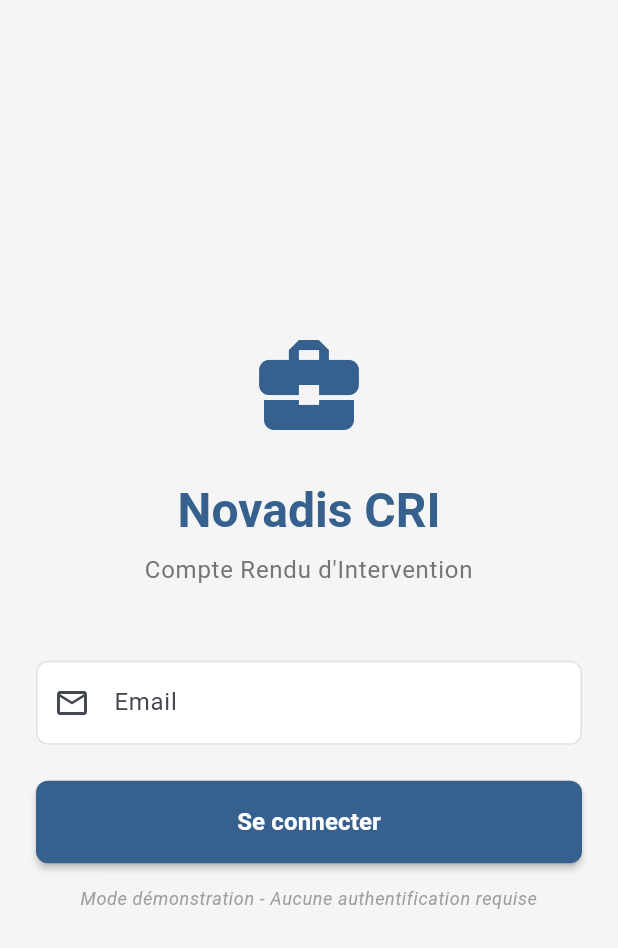
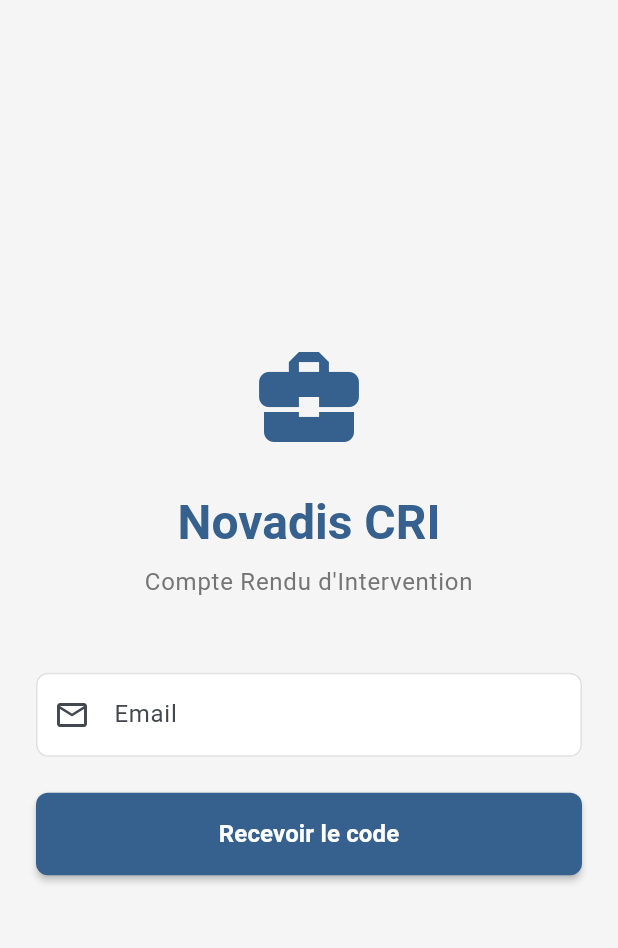
Before and after one commit to DASHNOV/CRI-Novadis3.0, a Flutter app: the screen it shows after launch, on a phone screen of 412 x 824 dp. Shown: the top 948 px of the screen. Run offline on Flutter 3.47's test engine with Material 3 defaults, Android fonts, the phone set to English and light mode, and no system bars; our stand-ins replace dio, drift, fl_chart, flutter_form_builder, flutter_hooks, flutter_riverpod and 7 more; accounts and stored records are empty.

Commit message:
add code login logic

```diff
--- /dev/null
+++ b/frontend/devtools_options.yaml
@@ -0,0 +1,3 @@
+description: This file stores settings for Dart & Flutter DevTools.
+documentation: https://docs.flutter.dev/tools/devtools/extensions#configure-extension-enablement-states
+extensions:
--- a/frontend/lib/features/auth/login_screen.dart
+++ b/frontend/lib/features/auth/login_screen.dart
@@ -1,20 +1,24 @@
 import 'package:flutter/material.dart';
 import 'package:flutter_hooks/flutter_hooks.dart';
+import 'package:hooks_riverpod/hooks_riverpod.dart';
 import 'package:go_router/go_router.dart';
 import 'package:novadis_cri/core/config/app_router.dart';
+import 'package:novadis_cri/features/auth/data/auth_service.dart';
 
 /// Écran de connexion
-/// Authentification mock avec navigation vers le dashboard
-class LoginScreen extends HookWidget {
+/// Authentification réelle via API REST (Email + Code)
+class LoginScreen extends HookConsumerWidget {
   const LoginScreen({super.key});
 
   @override
-  Widget build(BuildContext context) {
+  Widget build(BuildContext context, WidgetRef ref) {
     final emailController = useTextEditingController();
+    final codeController = useTextEditingController();
     final isLoading = useState(false);
+    final isCodeSent = useState(false);
 
-    void handleLogin() async {
-      // Validation simple
+    // Fonction pour gérer l'envoi du code (Étape 1)
+    Future<void> handleLogin() async {
       if (emailController.text.isEmpty) {
         ScaffoldMessenger.of(context).showSnackBar(
           const SnackBar(
@@ -25,14 +29,60 @@ class LoginScreen extends HookWidget {
         return;
       }
 
-      // Simule une connexion
       isLoading.value = true;
-      await Future.delayed(const Duration(seconds: 1));
+      try {
+        await ref.read(authServiceProvider).login(emailController.text);
+        isCodeSent.value = true;
+
+        if (context.mounted) {
+          ScaffoldMessenger.of(context).showSnackBar(
+            const SnackBar(
+              content: Text('Code envoyé ! Vérifiez vos emails'),
+              backgroundColor: Colors.green,
+            ),
+          );
+        }
+      } catch (e) {
+        if (context.mounted) {
+          ScaffoldMessenger.of(context).showSnackBar(
+            SnackBar(content: Text(e.toString()), backgroundColor: Colors.red),
+          );
+        }
+      } finally {
         isLoading.value = false;
+      }
+    }
+
+    // Fonction pour valider le code (Étape 2)
+    Future<void> handleVerify() async {
+      if (codeController.text.isEmpty || codeController.text.length != 6) {
+        ScaffoldMessenger.of(context).showSnackBar(
+          const SnackBar(
+            content: Text('Veuillez entrer le code à 6 chiffres'),
+            backgroundColor: Colors.red,
+          ),
+        );
+        return;
+      }
+
+      isLoading.value = true;
+      try {
+        await ref
+            .read(authServiceProvider)
+            .verifyCode(emailController.text, codeController.text);
 
         if (context.mounted) {
           // Navigation vers la page d'accueil
           context.go(AppRouter.home);
+        }
+      } catch (e) {
+        if (context.mounted) {
+          ScaffoldMessenger.of(context).showSnackBar(
+            SnackBar(content: Text(e.toString()), backgroundColor: Colors.red),
+          );
+        }
+      } finally {
+        isLoading.value = false;
       }
     }
 
@@ -53,7 +103,7 @@ class LoginScreen extends HookWidget {
                 ),
                 const SizedBox(height: 24),
                 Text(
-                  'Novadis CRI',
+                  isCodeSent.value ? 'Vérification' : 'Novadis CRI',
                   style: Theme.of(context).textTheme.headlineLarge?.copyWith(
                     fontWeight: FontWeight.bold,
                     color: Theme.of(context).colorScheme.primary,
@@ -62,7 +112,9 @@ class LoginScreen extends HookWidget {
                 ),
                 const SizedBox(height: 8),
                 Text(
-                  'Compte Rendu d\'Intervention',
+                  isCodeSent.value
+                      ? 'Entrez le code envoyé à ${emailController.text}'
+                      : 'Compte Rendu d\'Intervention',
                   style: Theme.of(
                     context,
                   ).textTheme.bodyLarge?.copyWith(color: Colors.grey[600]),
@@ -70,27 +122,31 @@ class LoginScreen extends HookWidget {
                 ),
                 const SizedBox(height: 48),
 
-                // Champ Email
+                if (!isCodeSent.value) ...[
+                  // ÉTAPE 1 : EMAIL
                   TextField(
                     controller: emailController,
                     decoration: const InputDecoration(
                       labelText: 'Email',
                       hintText: 'exemple@novadis.com',
                       prefixIcon: Icon(Icons.email_outlined),
+                      border: OutlineInputBorder(),
                     ),
                     keyboardType: TextInputType.emailAddress,
-                  textInputAction: TextInputAction.done,
+                    textInputAction: TextInputAction.send,
                     onSubmitted: (_) => handleLogin(),
+                    enabled: !isLoading.value,
                   ),
                   const SizedBox(height: 24),
-
-                // Bouton de connexion
                   ElevatedButton(
                     onPressed: isLoading.value ? null : handleLogin,
                     style: ElevatedButton.styleFrom(
                       backgroundColor: Theme.of(context).colorScheme.primary,
                       foregroundColor: Colors.white,
                       padding: const EdgeInsets.symmetric(vertical: 16),
+                      shape: RoundedRectangleBorder(
+                        borderRadius: BorderRadius.circular(8),
+                      ),
                     ),
                     child: isLoading.value
                         ? const SizedBox(
@@ -98,13 +154,57 @@ class LoginScreen extends HookWidget {
                             width: 20,
                             child: CircularProgressIndicator(
                               strokeWidth: 2,
-                            valueColor: AlwaysStoppedAnimation<Color>(
-                              Colors.white,
-                            ),
+                              valueColor: AlwaysStoppedAnimation(Colors.white),
                             ),
                           )
                         : const Text(
-                          'Se connecter',
+                            'Recevoir le code',
+                            style: TextStyle(
+                              fontSize: 16,
+                              fontWeight: FontWeight.bold,
+                            ),
+                          ),
+                  ),
+                ] else ...[
+                  // ÉTAPE 2 : CODE
+                  TextField(
+                    controller: codeController,
+                    decoration: const InputDecoration(
+                      labelText: 'Code de vérification',
+                      hintText: '123456',
+                      prefixIcon: Icon(Icons.lock_outlined),
+                      border: OutlineInputBorder(),
+                    ),
+                    keyboardType: TextInputType.number,
+                    maxLength: 6,
+                    textAlign: TextAlign.center,
+                    style: const TextStyle(fontSize: 24, letterSpacing: 8.0),
+                    textInputAction: TextInputAction.done,
+                    onSubmitted: (_) => handleVerify(),
+                    enabled: !isLoading.value,
+                  ),
+                  const SizedBox(height: 24),
+                  ElevatedButton(
+                    onPressed: isLoading.value ? null : handleVerify,
+                    style: ElevatedButton.styleFrom(
+                      backgroundColor: Theme.of(context).colorScheme.primary,
+                      foregroundColor: Colors.white,
+                      padding: const EdgeInsets.symmetric(vertical: 16),
+                      shape: RoundedRectangleBorder(
+                        borderRadius: BorderRadius.circular(8),
+                      ),
+                    ),
+                    child: isLoading.value
+                        ? const SizedBox(
+                            height: 20,
+                            width: 20,
+                            child: CircularProgressIndicator(
+                              strokeWidth: 2,
+                              valueColor: AlwaysStoppedAnimation(Colors.white),
+                            ),
+                          )
+                        : const Text(
+                            'Vérifier et se connecter',
                             style: TextStyle(
                               fontSize: 16,
                               fontWeight: FontWeight.bold,
@@ -112,16 +212,18 @@ class LoginScreen extends HookWidget {
                           ),
                   ),
                   const SizedBox(height: 16),
+                  TextButton(
+                    onPressed: isLoading.value
+                        ? null
+                        : () {
+                            isCodeSent.value = false;
+                            codeController.clear();
+                          },
+                    child: const Text('Changer d\'email'),
+                  ),
+                ],
 
-                // Note
-                Text(
-                  'Mode démonstration - Aucune authentification requise',
-                  style: Theme.of(context).textTheme.bodySmall?.copyWith(
-                    color: Colors.grey[500],
-                    fontStyle: FontStyle.italic,
-                  ),
-                  textAlign: TextAlign.center,
-                ),
+                const SizedBox(height: 16),
               ],
             ),
           ),
--- a/frontend/lib/features/dashboard/pages/site_details_page.dart
+++ b/frontend/lib/features/dashboard/pages/site_details_page.dart
@@ -339,11 +339,12 @@ class _TimelineItem extends StatelessWidget {
   final SiteInterventionItem intervention;
   final bool isLast;
 
+  static final _dateFormat = DateFormat('dd/MM/yyyy', 'fr_FR');
+
   const _TimelineItem({required this.intervention, required this.isLast});
 
   @override
   Widget build(BuildContext context) {
-    final dateFormat = DateFormat('dd/MM/yyyy', 'fr_FR');
     final statusColor = _getStatusColor(intervention.status);
 
     return IntrinsicHeight(
@@ -394,7 +395,7 @@ class _TimelineItem extends StatelessWidget {
                       mainAxisAlignment: MainAxisAlignment.spaceBetween,
                       children: [
                         Text(
-                          dateFormat.format(intervention.date),
+                          _dateFormat.format(intervention.date),
                           style: TextStyle(
                             fontSize: 12,
                             color: Colors.grey[600],
--- a/frontend/lib/features/dashboard/widgets/type_distribution_chart_widget.dart
+++ b/frontend/lib/features/dashboard/widgets/type_distribution_chart_widget.dart
@@ -75,13 +75,15 @@ class _TypeDistributionChartWidgetState
               height: widget.horizontal ? widget.data.length * 50.0 : 200,
               child: widget.data.isEmpty
                   ? _buildEmptyState()
-                  : AnimatedBuilder(
+                  : RepaintBoundary(
+                      child: AnimatedBuilder(
                         animation: _animation,
                         builder: (context, child) {
                           return widget.horizontal
                               ? _buildHorizontalChart()
                               : _buildVerticalChart();
                         },
+                      ),
                     ),
             ),
             if (widget.data.isNotEmpty) ...[
--- a/frontend/lib/features/history/history_screen.dart
+++ b/frontend/lib/features/history/history_screen.dart
@@ -202,6 +202,8 @@ class _CriCard extends StatelessWidget {
   final VoidCallback onTap;
   final VoidCallback onDelete;
 
+  static final _dateFormat = DateFormat('dd/MM/yyyy');
+
   const _CriCard({
     required this.cri,
     required this.onTap,
@@ -265,7 +267,7 @@ class _CriCard extends StatelessWidget {
                   ),
                   const SizedBox(width: 8),
                   Text(
-                    DateFormat('dd/MM/yyyy').format(cri.date),
+                    _dateFormat.format(cri.date),
                     style: Theme.of(context).textTheme.bodySmall,
                   ),
                 ],
--- a/frontend/pubspec.yaml
+++ b/frontend/pubspec.yaml
@@ -58,6 +58,10 @@ dependencies:
   uuid: ^4.5.2
   fl_chart: ^0.70.2
   shared_preferences: ^2.5.3
+  dio: ^5.9.1
+  flutter_secure_storage: ^10.0.0
+  hooks_riverpod: ^2.6.1
+  cached_network_image: ^3.4.1
 
 dev_dependencies:
   flutter_test:
```
Also changed, not shown: frontend/lib/core/config/api_config.dart (added, +15 -0 lines), frontend/lib/core/network/dio_provider.dart (added, +104 -0 lines), frontend/lib/core/network/isolate_transformer.dart (added, +42 -0 lines), frontend/lib/core/storage/storage_service.dart (added, +34 -0 lines), frontend/lib/features/auth/data/auth_service.dart (added, +78 -0 lines), frontend/lib/features/dashboard/widgets/skills_radar_chart_widget.dart (+7 -5 lines), frontend/lib/features/dashboard/widgets/time_evolution_chart_widget.dart (+7 -5 lines), frontend/lib/features/dashboard/widgets/workload_curve_chart_widget.dart (+7 -5 lines), frontend/lib/main.dart (+12 -0 lines), frontend/pubspec.lock, 10 other files. Lines whose indentation alone changed are shown as unchanged.
